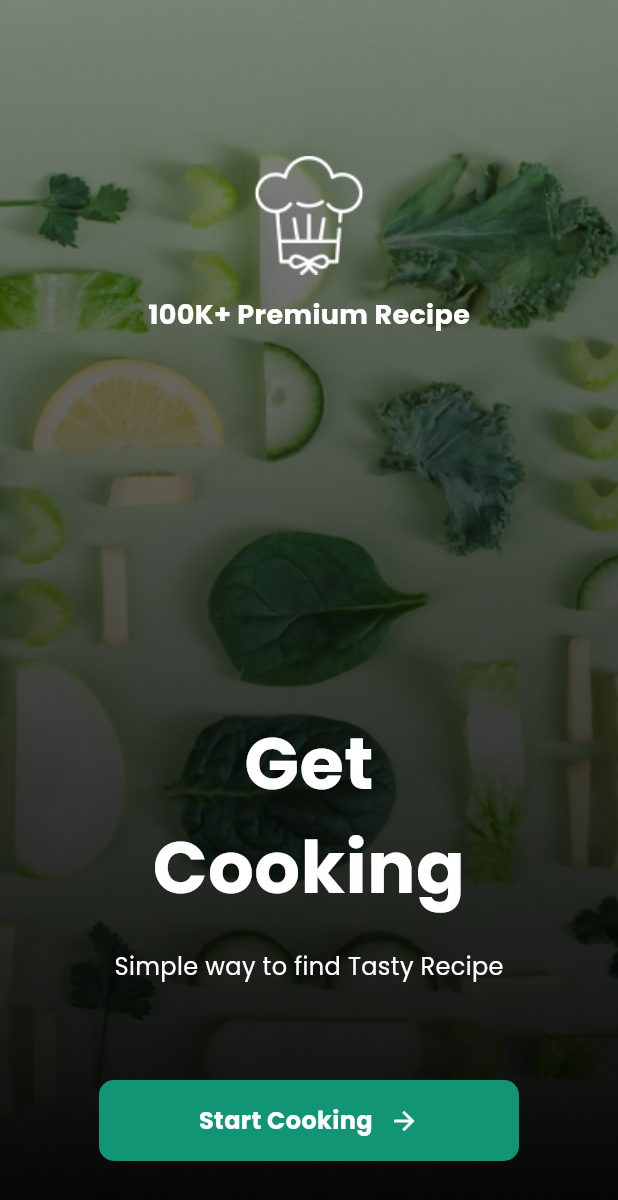
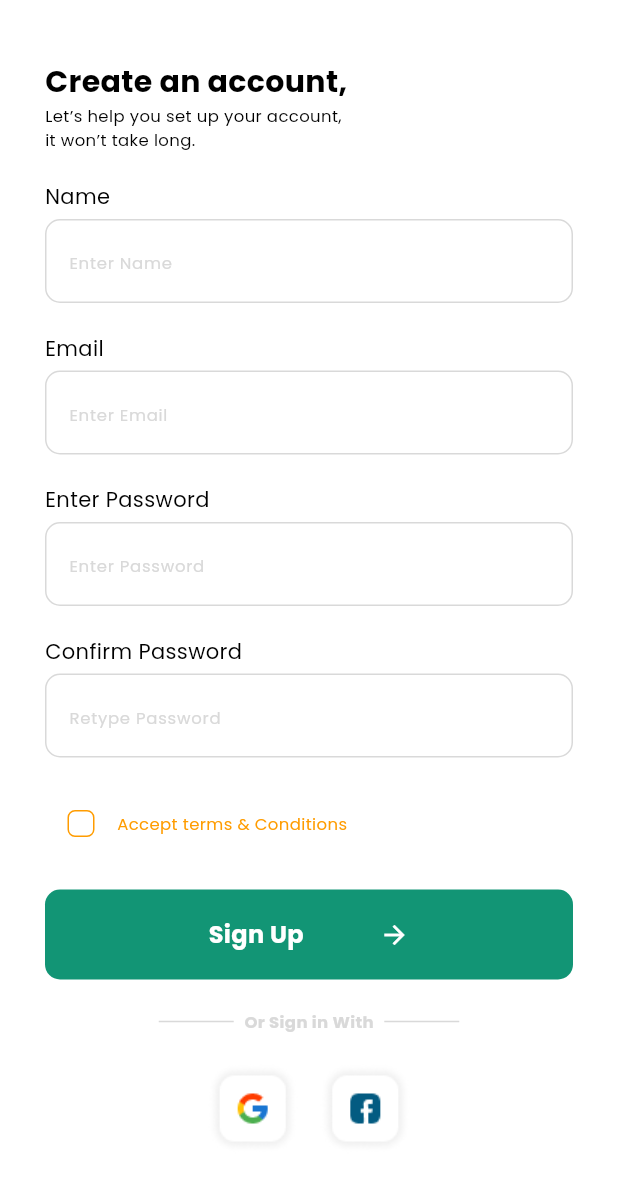
Before and after one commit to Kuneosu/study_inflearn_hq, a Flutter app: the screen it shows after launch, on a phone screen of 412 x 824 dp. Shown: the top 1200 px of the screen. Run offline on Flutter 3.47's test engine with Material 3 defaults, Android fonts, the phone set to English and light mode, and no system bars; our stand-ins replace go_router, google_fonts.

Commit message:
15-4 SignUpScreen

```diff
--- a/inflearn_flutter_hq/lib/core/routing/router.dart
+++ b/inflearn_flutter_hq/lib/core/routing/router.dart
@@ -6,18 +6,26 @@ import 'package:inflearn_flutter_hq/domain/model/recipe.dart';
 import 'package:inflearn_flutter_hq/domain/use_case/get_saved_recipes_use_case.dart';
 import 'package:inflearn_flutter_hq/presentation/saved_recipes/saved_recipes_screen.dart';
 import 'package:inflearn_flutter_hq/presentation/sign_in/sign_in_screen.dart';
+import 'package:inflearn_flutter_hq/presentation/sign_up/sing_up_screen.dart';
 import 'package:inflearn_flutter_hq/presentation/splash/splash_screen.dart';
 
 final router = GoRouter(
-  initialLocation: '/Splash',
+  // initialLocation: '/Splash',
+  initialLocation: '/SignUp',
   routes: [
     GoRoute(
       path: '/Splash',
-      builder: (context, state) => const SplashScreen(),
+      builder: (context, state) => SplashScreen(
+        onStartCooking: () => context.go('/SignIn'),
+      ),
     ),
     GoRoute(
       path: '/SignIn',
       builder: (context, state) => const SignInScreen(),
+    ),
+    GoRoute(
+      path: '/SignUp',
+      builder: (context, state) => const SignUpScreen(),
     ),
     GoRoute(
       path: '/SavedRecipes',
--- /dev/null
+++ b/inflearn_flutter_hq/lib/presentation/sign_up/sing_up_screen.dart
@@ -0,0 +1,151 @@
+import 'package:flutter/material.dart';
+import 'package:inflearn_flutter_hq/core/presentation/components/big_button.dart';
+import 'package:inflearn_flutter_hq/core/presentation/components/input_field.dart';
+import 'package:inflearn_flutter_hq/ui/color_styles.dart';
+import 'package:inflearn_flutter_hq/ui/text_styles.dart';
+
+class SignUpScreen extends StatefulWidget {
+  const SignUpScreen({super.key});
+
+  @override
+  State<SignUpScreen> createState() => _SignUpScreenState();
+}
+
+class _SignUpScreenState extends State<SignUpScreen> {
+  bool _isChecked = false;
+
+  @override
+  Widget build(BuildContext context) {
+    return Scaffold(
+      body: SafeArea(
+        child: SingleChildScrollView(
+          child: Padding(
+            padding: const EdgeInsets.all(30.0),
+            child: Column(
+              crossAxisAlignment: CrossAxisAlignment.start,
+              children: [
+                SizedBox(
+                  height: 10,
+                ),
+                Text(
+                  'Create an account,',
+                  style: TextStyles.largeTextBold,
+                ),
+                SizedBox(
+                  width: 200,
+                  child: Text(
+                    'Let’s help you set up your account, it won’t take long.',
+                    style: TextStyles.smallerTextRegular,
+                  ),
+                ),
+                SizedBox(
+                  height: 20,
+                ),
+                InputField(label: 'Name', placeHolder: 'Enter Name'),
+                SizedBox(
+                  height: 20,
+                ),
+                InputField(label: 'Email', placeHolder: 'Enter Email'),
+                SizedBox(height: 20),
+                InputField(
+                    label: 'Enter Password', placeHolder: 'Enter Password'),
+                SizedBox(height: 20),
+                InputField(
+                    label: 'Confirm Password', placeHolder: 'Retype Password'),
+                SizedBox(
+                  height: 20,
+                ),
+                Row(
+                  children: [
+                    Checkbox(
+                      value: _isChecked,
+                      onChanged: (value) {
+                        setState(() {
+                          _isChecked = value ?? false;
+                        });
+                      },
+                      side: BorderSide(color: ColorStyles.secondary100),
+                      activeColor: ColorStyles.secondary100,
+                      checkColor: Colors.white,
+                      shape: RoundedRectangleBorder(
+                        borderRadius: BorderRadius.circular(5),
+                      ),
+                    ),
+                    Text(
+                      'Accept terms & Conditions',
+                      style: TextStyles.smallerTextRegular
+                          .copyWith(color: ColorStyles.secondary100),
+                    ),
+                  ],
+                ),
+                SizedBox(height: 20),
+                BigButton('Sign Up', onPressed: () {}),
+                SizedBox(
+                  height: 20,
+                ),
+                Row(
+                  mainAxisAlignment: MainAxisAlignment.center,
+                  children: [
+                    Container(
+                      width: 50,
+                      height: 1,
+                      color: ColorStyles.gray4,
+                    ),
+                    SizedBox(width: 7),
+                    Text(
+                      'Or Sign in With',
+                      style: TextStyles.smallerTextBold.copyWith(
+                        color: ColorStyles.gray4,
+                      ),
+                    ),
+                    SizedBox(width: 7),
+                    Container(
+                      width: 50,
+                      height: 1,
+                      color: ColorStyles.gray4,
+                    ),
+                  ],
+                ),
+                const SizedBox(
+                  height: 20,
+                ),
+                Row(
+                  mainAxisAlignment: MainAxisAlignment.center,
+                  children: [
+                    Image.asset(
+                      'assets/images/google_button.png',
+                      width: 60,
+                      height: 60,
+                    ),
+                    const SizedBox(width: 15),
+                    Image.asset(
+                      'assets/images/facebook_button.png',
+                      width: 60,
+                      height: 60,
+                    ),
+                  ],
+                ),
+                const SizedBox(height: 55),
+                Row(
+                  mainAxisAlignment: MainAxisAlignment.center,
+                  children: [
+                    Text(
+                      'Already a member? ',
+                      style: TextStyles.smallerTextBold,
+                    ),
+                    Text(
+                      'Sign In',
+                      style: TextStyles.smallerTextBold.copyWith(
+                        color: ColorStyles.secondary100,
+                      ),
+                    ),
+                  ],
+                )
+              ],
+            ),
+          ),
+        ),
+      ),
+    );
+  }
+}
--- a/inflearn_flutter_hq/lib/presentation/splash/splash_screen.dart
+++ b/inflearn_flutter_hq/lib/presentation/splash/splash_screen.dart
@@ -1,11 +1,15 @@
 import 'package:flutter/material.dart';
-import 'package:go_router/go_router.dart';
 import 'package:inflearn_flutter_hq/core/presentation/components/medium_button.dart';
 import 'package:inflearn_flutter_hq/ui/color_styles.dart';
 import 'package:inflearn_flutter_hq/ui/text_styles.dart';
 
 class SplashScreen extends StatelessWidget {
-  const SplashScreen({super.key});
+  final VoidCallback onStartCooking;
+
+  const SplashScreen({
+    super.key,
+    required this.onStartCooking,
+  });
 
   @override
   Widget build(BuildContext context) {
@@ -61,9 +65,7 @@ class SplashScreen extends StatelessWidget {
                 padding: const EdgeInsets.symmetric(horizontal: 66),
                 child: MediumButton(
                   'Start Cooking',
-                  onPressed: () {
-                    context.go('/SignIn');
-                  },
+                  onPressed: onStartCooking,
                 ),
               ),
               SizedBox(
```
